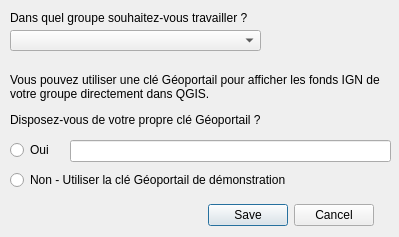
Qt form FormChoixGroupe_base.ui (IGNF/espace-collaboratif-qgis-plugin) before a commit.
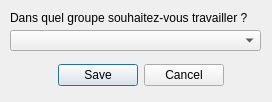
The same form after that commit.

Commit message: Modification dialogues suite abandon cle geoportail

```diff
--- a/FormChoixGroupe_base.ui
+++ b/FormChoixGroupe_base.ui
@@ -6,8 +6,8 @@
    <rect>
     <x>0</x>
     <y>0</y>
-    <width>399</width>
-    <height>237</height>
+    <width>272</width>
+    <height>102</height>
    </rect>
   </property>
   <property name="windowTitle">
@@ -19,8 +19,8 @@
    </property>
    <property name="geometry">
     <rect>
-     <x>190</x>
-     <y>200</y>
+     <x>40</x>
+     <y>60</y>
      <width>201</width>
      <height>31</height>
     </rect>
@@ -58,76 +58,6 @@
     </rect>
    </property>
   </widget>
-  <widget class="QRadioButton" name="radioButtonOui">
-   <property name="geometry">
-    <rect>
-     <x>10</x>
-     <y>140</y>
-     <width>51</width>
-     <height>20</height>
-    </rect>
-   </property>
-   <property name="text">
-    <string>Oui</string>
-   </property>
-  </widget>
-  <widget class="QRadioButton" name="radioButtonNon">
-   <property name="geometry">
-    <rect>
-     <x>10</x>
-     <y>170</y>
-     <width>301</width>
-     <height>20</height>
-    </rect>
-   </property>
-   <property name="text">
-    <string>Non - Utiliser la clé Géoportail de démonstration</string>
-   </property>
-  </widget>
-  <widget class="QLineEdit" name="lineEditCleGeoportailUser">
-   <property name="geometry">
-    <rect>
-     <x>70</x>
-     <y>140</y>
-     <width>321</width>
-     <height>22</height>
-    </rect>
-   </property>
-   <property name="whatsThis">
-    <string/>
-   </property>
-   <property name="accessibleDescription">
-    <string/>
-   </property>
-   <property name="inputMask">
-    <string/>
-   </property>
-   <property name="text">
-    <string/>
-   </property>
-   <property name="placeholderText">
-    <string/>
-   </property>
-  </widget>
-  <widget class="QLabel" name="lblCleGeoportailUser">
-   <property name="geometry">
-    <rect>
-     <x>10</x>
-     <y>70</y>
-     <width>391</width>
-     <height>61</height>
-    </rect>
-   </property>
-   <property name="text">
-    <string>&lt;html&gt;&lt;head/&gt;&lt;body&gt;&lt;p&gt;Vous pouvez utiliser une clé Géoportail pour afficher les fonds IGN de votre groupe directement dans QGIS.&lt;/p&gt;&lt;p&gt;Disposez-vous de votre propre clé Géoportail ?&lt;/p&gt;&lt;/body&gt;&lt;/html&gt;</string>
-   </property>
-   <property name="textFormat">
-    <enum>Qt::AutoText</enum>
-   </property>
-   <property name="wordWrap">
-    <bool>true</bool>
-   </property>
-  </widget>
  </widget>
  <resources/>
  <connections/>
```
The commit also changes 14 other files.
